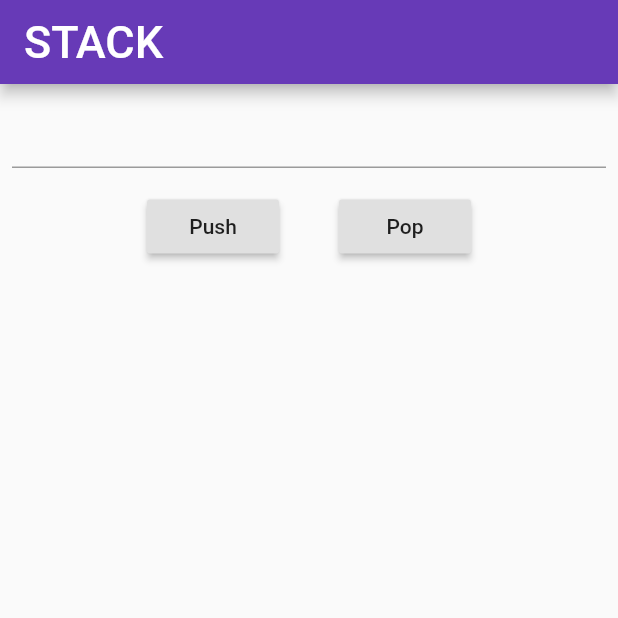
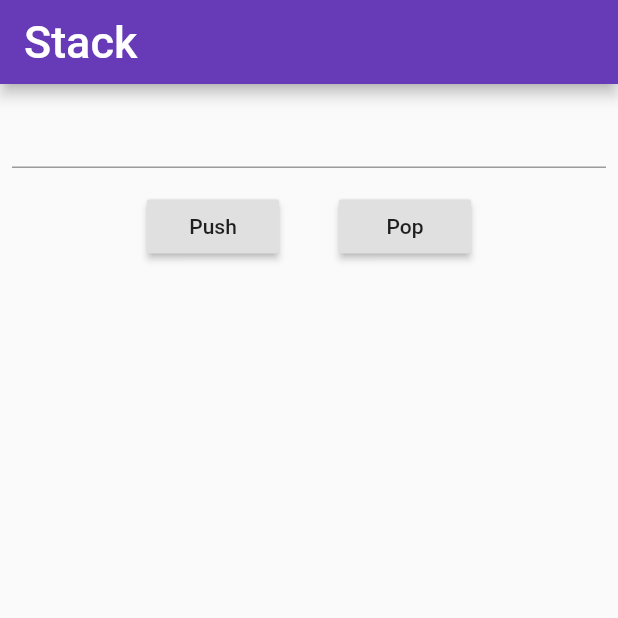
Before and after one commit to swananana/assign_sexy, a Flutter app: the screen it shows after launch, on a phone screen of 412 x 824 dp, the top half of it. Run offline on Flutter 3.47's test engine with Material 2 defaults, Android fonts, the phone set to English and light mode, and no system bars.

Commit message:
second time committed

```diff
--- a/lib/main.dart
+++ b/lib/main.dart
@@ -33,7 +33,7 @@ class _TextFieldExState extends State<TextFieldEx> {
         appBar: AppBar(
           backgroundColor: Colors.deepPurple,
           title: Text(
-            "STACK", textAlign: TextAlign.center, style: TextStyle( fontSize: 30, color: Colors.white),
+            "Stack", textAlign: TextAlign.center, style: TextStyle( fontSize: 30, color: Colors.white),
           ),
         ),
         body: new Center(
```
